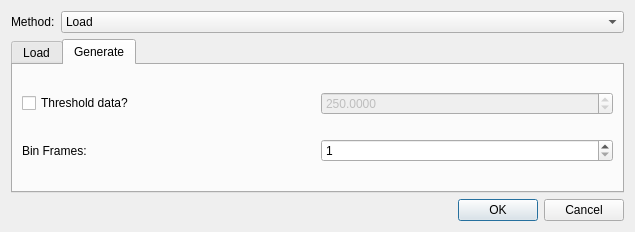
Qt form hexrd/ui/resources/ui/ome_maps_select_dialog.ui (HEXRD/hexrdgui) before a commit.
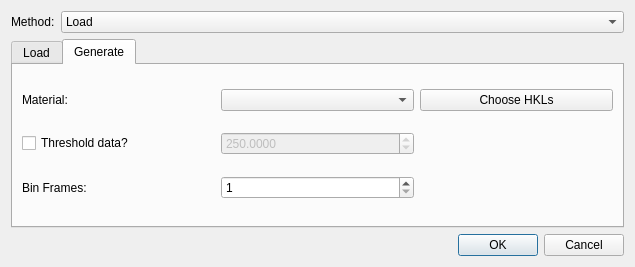
The same form after that commit.

Commit message:
Add material and hkl selection to map selection
Add material and hkl selection to eta omega map selection.

Diff of the .ui file:
```diff
--- a/hexrd/ui/resources/ui/ome_maps_select_dialog.ui
+++ b/hexrd/ui/resources/ui/ome_maps_select_dialog.ui
@@ -7,11 +7,11 @@
     <x>0</x>
     <y>0</y>
     <width>635</width>
-    <height>232</height>
+    <height>267</height>
    </rect>
   </property>
   <layout class="QGridLayout" name="gridLayout_2">
-   <item row="2" column="1">
+   <item row="3" column="1">
     <widget class="QDialogButtonBox" name="button_box">
      <property name="standardButtons">
       <set>QDialogButtonBox::Cancel|QDialogButtonBox::Ok</set>
@@ -21,7 +21,7 @@
      </property>
     </widget>
    </item>
-   <item row="0" column="1">
+   <item row="1" column="1">
     <widget class="QComboBox" name="method">
      <item>
       <property name="text">
@@ -35,14 +35,7 @@
      </item>
     </widget>
    </item>
-   <item row="0" column="0">
-    <widget class="QLabel" name="label">
-     <property name="text">
-      <string>Method:</string>
-     </property>
-    </widget>
-   </item>
-   <item row="1" column="0" colspan="2">
+   <item row="2" column="0" colspan="2">
     <widget class="QTabWidget" name="tab_widget">
      <property name="currentIndex">
       <number>1</number>
@@ -69,14 +62,48 @@
        <string>Generate</string>
       </attribute>
       <layout class="QGridLayout" name="gridLayout">
-       <item row="3" column="0">
+       <item row="4" column="0">
         <widget class="QLabel" name="bin_frames_label">
          <property name="text">
           <string>Bin Frames:</string>
          </property>
         </widget>
        </item>
-       <item row="1" column="1">
+       <item row="0" column="1">
+        <widget class="QComboBox" name="material"/>
+       </item>
+       <item row="0" column="0">
+        <widget class="QLabel" name="material_label">
+         <property name="text">
+          <string>Material:</string>
+         </property>
+        </widget>
+       </item>
+       <item row="2" column="0">
+        <widget class="QCheckBox" name="apply_threshold">
+         <property name="text">
+          <string>Threshold data?</string>
+         </property>
+        </widget>
+       </item>
+       <item row="0" column="2">
+        <widget class="QPushButton" name="choose_hkls">
+         <property name="text">
+          <string>Choose HKLs</string>
+         </property>
+        </widget>
+       </item>
+       <item row="4" column="1">
+        <widget class="QSpinBox" name="bin_frames">
+         <property name="minimum">
+          <number>1</number>
+         </property>
+         <property name="maximum">
+          <number>1000</number>
+         </property>
+        </widget>
+       </item>
+       <item row="2" column="1">
         <widget class="QDoubleSpinBox" name="threshold">
          <property name="enabled">
           <bool>false</bool>
@@ -92,27 +119,17 @@
          </property>
         </widget>
        </item>
-       <item row="3" column="1">
-        <widget class="QSpinBox" name="bin_frames">
-         <property name="minimum">
-          <number>1</number>
-         </property>
-         <property name="maximum">
-          <number>1000</number>
-         </property>
-        </widget>
-       </item>
-       <item row="1" column="0">
-        <widget class="QCheckBox" name="apply_threshold">
-         <property name="text">
-          <string>Threshold data?</string>
-         </property>
-        </widget>
-       </item>
       </layout>
      </widget>
     </widget>
    </item>
+   <item row="1" column="0">
+    <widget class="QLabel" name="method_label">
+     <property name="text">
+      <string>Method:</string>
+     </property>
+    </widget>
+   </item>
   </layout>
  </widget>
  <tabstops>
```
Left out of the diff: 2 changed lines with no effect on the pictures. The commit also changes 3 other files.
